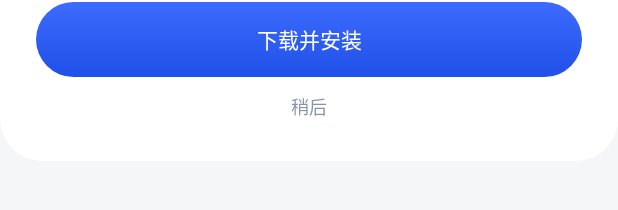
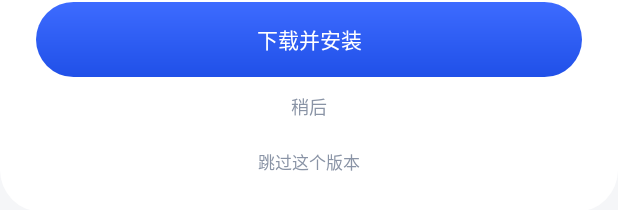
Before and after one commit to lc655254/water-valve-ble, an Android app: the layout dialog_update.xml on its own in the app's theme, with its tools: preview values and no code run, on a phone screen of 412 x 824 dp. Shown: the part 302-512 px from the top of the screen. Run offline under Robolectric (Android 15) with nearby library versions, the light colour scheme and no system bars; network calls fail.

Commit message:
feat(android): 启动即检查更新 + 主动弹窗 + 跳过版本（0.10.1）
- onCreate 里 4s → 0.3s 就发起检查，发现新版本直接 showUpdateDialog
- 新增 skip_version 偏好：弹窗里「跳过 vX」，跳过后只留底部按钮提示
- Updater 超时 15s/20s → 6s/9s，卡住时更快失败
- versionCode 48 / versionName 0.10.1

```diff
--- a/android/app/src/main/java/com/yg/watervalve/Updater.java
+++ b/android/app/src/main/java/com/yg/watervalve/Updater.java
@@ -447,8 +447,9 @@ public final class Updater {
 
     private static String fetchText(String url) throws Exception {
         HttpsURLConnection c = (HttpsURLConnection) new URL(url).openConnection();
-        c.setConnectTimeout(15000);
-        c.setReadTimeout(20000);
+        // 手机网络下 github api 偶尔很慢：宁可早点失败让用户重试，也别一直转圈
+        c.setConnectTimeout(6000);
+        c.setReadTimeout(9000);
         c.setRequestProperty("User-Agent", "WaterValve-Android");
         c.setRequestProperty("Accept", "application/vnd.github+json");
         int code = c.getResponseCode();
--- a/android/app/src/main/res/layout/dialog_update.xml
+++ b/android/app/src/main/res/layout/dialog_update.xml
@@ -123,4 +123,13 @@
         android:text="稍后"
         android:textColor="@color/muted"
         android:textSize="12sp" />
+
+    <TextView
+        android:id="@+id/dialogSkip"
+        android:layout_width="match_parent"
+        android:layout_height="34dp"
+        android:gravity="center"
+        android:text="跳过这个版本"
+        android:textColor="@color/muted"
+        android:textSize="11sp" />
 </LinearLayout>
```
Also changed, not shown: android/app/src/main/java/com/yg/watervalve/MainActivity.java (+51 -2 lines).
